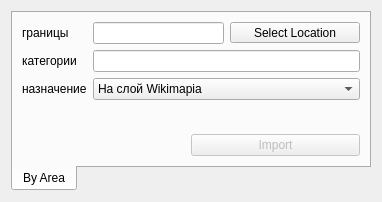
This is ui_wikimapia_widget.ui in cybernetlab/qgis_wikimapia as Qt 5 draws it before an edit. The edited form follows.
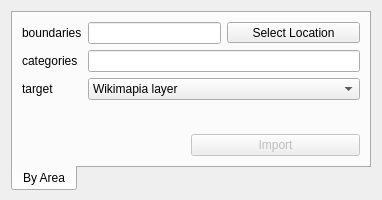
This is the edited form. Icons and pictures are not drawn.

Diff of the .ui file:
```diff
--- a/ui_wikimapia_widget.ui
+++ b/ui_wikimapia_widget.ui
@@ -2,6 +2,14 @@
 <ui version="4.0">
  <class>WikimapiaWidget</class>
  <widget class="QWidget" name="WikimapiaWidget">
+  <property name="geometry">
+   <rect>
+    <x>0</x>
+    <y>0</y>
+    <width>378</width>
+    <height>200</height>
+   </rect>
+  </property>
   <property name="minimumSize">
    <size>
     <width>0</width>
@@ -57,14 +65,14 @@
          <item row="0" column="0">
           <widget class="QLabel" name="boundsLabel">
            <property name="text">
-            <string>границы</string>
+            <string>boundaries</string>
            </property>
           </widget>
          </item>
          <item row="1" column="0">
           <widget class="QLabel" name="categoriesLabel">
            <property name="text">
-            <string>категории</string>
+            <string>categories</string>
            </property>
           </widget>
          </item>
@@ -74,7 +82,7 @@
          <item row="2" column="0">
           <widget class="QLabel" name="destLabel">
            <property name="text">
-            <string>назначение</string>
+            <string>target</string>
            </property>
           </widget>
          </item>
@@ -94,7 +102,7 @@
            </property>
            <item>
             <property name="text">
-             <string>На слой Wikimapia</string>
+             <string>Wikimapia layer</string>
             </property>
            </item>
            <item>
```
Left out of the diff: 6 changed lines with no effect on the pictures.
